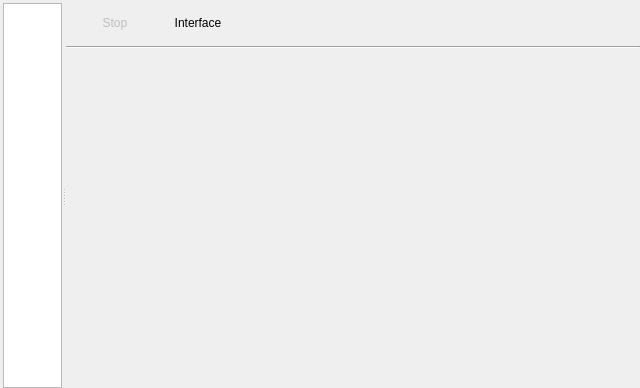
KTS-Intek/quick-collect, file zbyrator-src/startexchange.ui: the form before one commit.
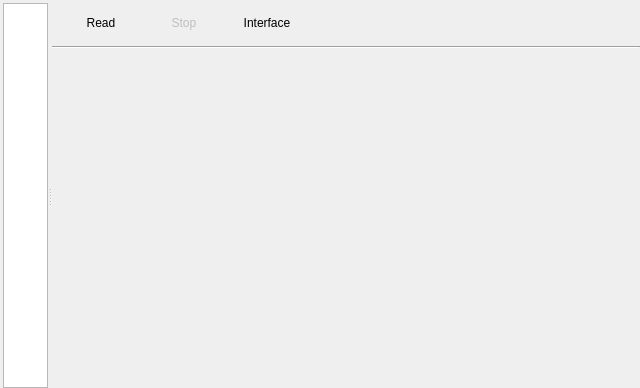
The form after the commit. Icons and pictures are not drawn.

The edit to the form file:
```diff
--- a/zbyrator-src/startexchange.ui
+++ b/zbyrator-src/startexchange.ui
@@ -129,7 +129,7 @@
            <rect>
             <x>0</x>
             <y>0</y>
-            <width>585</width>
+            <width>586</width>
             <height>32</height>
            </rect>
           </property>
@@ -163,6 +163,38 @@
              <property name="rightMargin">
               <number>9</number>
              </property>
+             <item>
+              <widget class="QWidget" name="wdgtReadButton" native="true">
+               <layout class="QVBoxLayout" name="verticalLayout_3">
+                <property name="leftMargin">
+                 <number>0</number>
+                </property>
+                <property name="topMargin">
+                 <number>0</number>
+                </property>
+                <property name="rightMargin">
+                 <number>0</number>
+                </property>
+                <property name="bottomMargin">
+                 <number>0</number>
+                </property>
+                <item>
+                 <widget class="QPushButton" name="pbRead">
+                  <property name="text">
+                   <string>Read</string>
+                  </property>
+                  <property name="icon">
+                   <iconset resource="../res.qrc">
+                    <normaloff>:/katynko/svg/flag-green.svg</normaloff>:/katynko/svg/flag-green.svg</iconset>
+                  </property>
+                  <property name="flat">
+                   <bool>true</bool>
+                  </property>
+                 </widget>
+                </item>
+               </layout>
+              </widget>
+             </item>
              <item>
               <widget class="QPushButton" name="pbStop">
                <property name="enabled">
```
